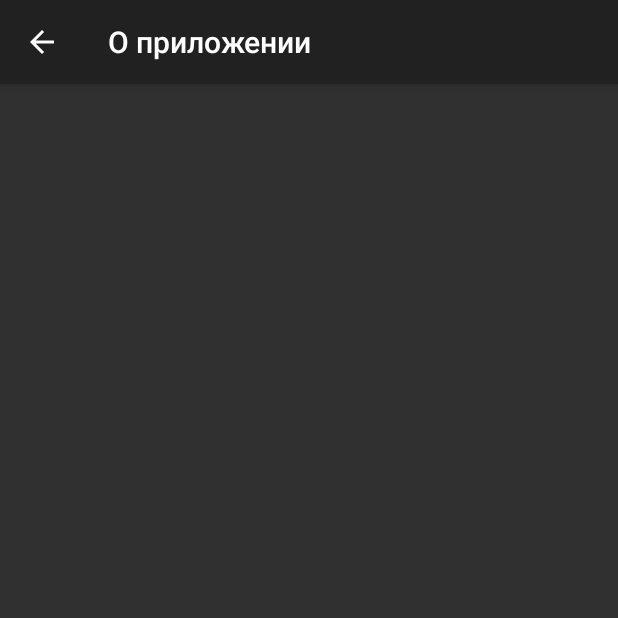
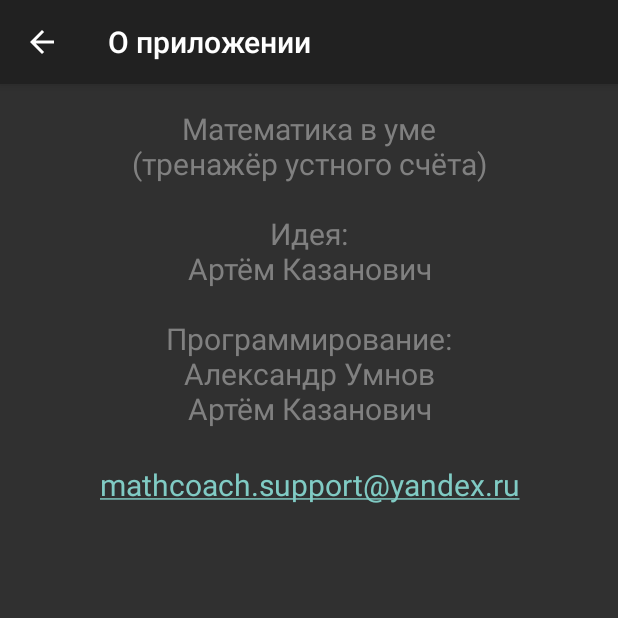
Before and after one commit to akzubarev/Decimals, an Android app: the AuthorsActivity screen opened directly, with no data from a screen before it, on a phone screen of 412 x 824 dp, the top half of it. Run offline under Robolectric (Android 15) with nearby library versions, the phone set to English and light mode, and no system bars.

Commit message:
Окно о приложении: заполнил текстом.

```diff
--- a/app/src/main/res/layout/activity_authors.xml
+++ b/app/src/main/res/layout/activity_authors.xml
@@ -1,13 +1,42 @@
 <?xml version="1.0" encoding="utf-8"?>
-<RelativeLayout xmlns:android="http://schemas.android.com/apk/res/android"
+<LinearLayout xmlns:android="http://schemas.android.com/apk/res/android"
     xmlns:tools="http://schemas.android.com/tools"
+    xmlns:app="http://schemas.android.com/apk/res-auto"
     android:id="@+id/activity_authors"
+    android:orientation="vertical"
     android:layout_width="match_parent"
     android:layout_height="match_parent"
     android:paddingBottom="@dimen/activity_vertical_margin"
     android:paddingLeft="@dimen/activity_horizontal_margin"
     android:paddingRight="@dimen/activity_horizontal_margin"
     android:paddingTop="@dimen/activity_vertical_margin"
-    tools:context="com.education4all.mathcoach.AuthorsActivity">
+    tools:context="com.education4all.mathcoach.AuthorsActivity"
+    android:weightSum="1">
 
-</RelativeLayout>
+        <TextView
+            android:textAppearance="?android:attr/textAppearanceLarge"
+
+            android:layout_width="fill_parent"
+            android:layout_height="wrap_content"
+            android:gravity="center"
+
+            android:text="@string/about_text"
+            android:textSize="20sp"
+            android:textColor="@android:color/tertiary_text_dark"
+            />
+
+        <TextView
+            android:textAppearance="?android:attr/textAppearanceLarge"
+
+            android:layout_width="fill_parent"
+            android:layout_height="wrap_content"
+            android:gravity="center"
+
+            android:text="@string/email"
+            android:textSize="20sp"
+            android:textColor="@android:color/tertiary_text_dark"
+
+            android:autoLink="email"
+            />
+
+</LinearLayout>
--- a/app/src/main/res/values/strings.xml
+++ b/app/src/main/res/values/strings.xml
@@ -16,6 +16,9 @@
     <string name="title_activity_statisctics">Результаты</string>
     <string name="title_activity_stat_tour">Результаты раунда</string>
     <string name="title_activity_wheel_picker">wheel_picker</string>>
+    <string name="about_text">Математика в уме\n(тренажёр устного счёта)\n\nИдея:\nАртём Казанович\n\nПрограммирование:\nАлександр Умнов\nАртём Казанович\n</string>>
+    <string name="email">mathcoach.support@yandex.ru</string>>
+
     <string-array name="screen_array">
         <item>Прервать тренировку</item>
         <item>Закончить тренировку</item>
```
